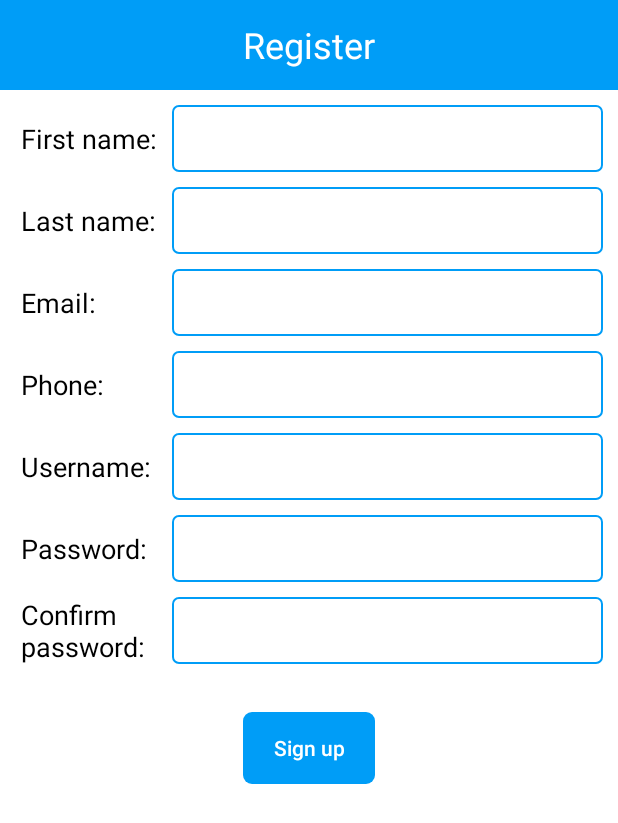
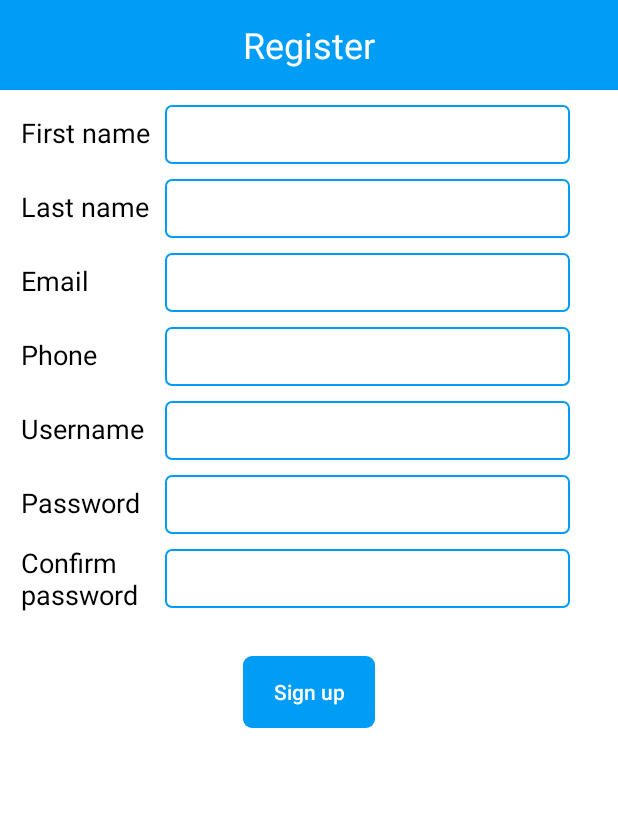
Before and after one commit to hoangsangnguyen/Financial_Manager, an Android app: the layout activity_sign_up.xml on its own in the app's theme, with its tools: preview values and no code run, on a phone screen of 412 x 824 dp. Shown: the top 823 px of the screen. Run offline under Robolectric (Android 15) with nearby library versions, the phone set to English and light mode, and no system bars.

Commit message:
Update Login and Sign up screens

```diff
--- a/FinancialManager/app/src/main/java/com/example/nhattruong/financialmanager/mvp/home/HomeContract.java
+++ b/FinancialManager/app/src/main/java/com/example/nhattruong/financialmanager/mvp/home/HomeContract.java
@@ -1,10 +1,6 @@
 package com.example.nhattruong.financialmanager.mvp.home;
 
 import com.example.nhattruong.financialmanager.base.IBaseView;
-
-/**
- * Created by nhattruong on 3/15/2018.
- */
 
 public interface HomeContract {
     interface View extends IBaseView{
--- a/FinancialManager/app/src/main/java/com/example/nhattruong/financialmanager/mvp/home/HomePresenter.java
+++ b/FinancialManager/app/src/main/java/com/example/nhattruong/financialmanager/mvp/home/HomePresenter.java
@@ -1,11 +1,6 @@
 package com.example.nhattruong.financialmanager.mvp.home;
 
 import com.example.nhattruong.financialmanager.base.BasePresenter;
-import com.example.nhattruong.financialmanager.base.IBaseView;
-
-/**
- * Created by nhattruong on 3/15/2018.
- */
 
 public class HomePresenter extends BasePresenter implements HomeContract.IPresenter {
     @Override
--- /dev/null
+++ b/FinancialManager/app/src/main/res/drawable/border_btn_blue_grey.xml
@@ -0,0 +1,16 @@
+<?xml version="1.0" encoding="utf-8"?>
+<selector xmlns:android="http://schemas.android.com/apk/res/android">
+    <item android:state_enabled="false">
+        <shape>
+            <corners android:radius="6dp" />
+            <solid android:color="@color/grey_divider" />
+        </shape>
+    </item>
+    <item android:state_enabled="true">
+        <shape>
+            <corners android:radius="6dp" />
+            <solid android:color="@color/blue_color" />
+        </shape>
+    </item>
+
+</selector>
--- /dev/null
+++ b/FinancialManager/app/src/main/res/drawable/color_grey_white_text.xml
@@ -0,0 +1,5 @@
+<?xml version="1.0" encoding="utf-8"?>
+<selector xmlns:android="http://schemas.android.com/apk/res/android">
+    <item android:color="@color/white_color" android:state_enabled="true" />
+    <item android:color="@color/black_color" android:state_enabled="false" />
+</selector>
--- a/FinancialManager/app/src/main/res/layout/activity_sign_up.xml
+++ b/FinancialManager/app/src/main/res/layout/activity_sign_up.xml
@@ -20,7 +20,7 @@
             android:layout_width="wrap_content"
             android:layout_height="wrap_content"
             android:layout_gravity="center"
-            android:text="Register"
+            android:text="@string/register"
             android:textColor="@color/white_color"
             android:textSize="24sp" />
     </FrameLayout>
@@ -29,79 +29,70 @@
         android:id="@+id/tv_first_name"
         android:layout_width="wrap_content"
         android:layout_height="wrap_content"
-        android:text="First name:"
+        android:layout_marginStart="@dimen/small_14dp"
+        android:layout_marginTop="@dimen/small_14dp"
+        android:text="@string/first_name"
         android:textColor="@color/black_color"
         android:textSize="@dimen/text_size_18sp"
-        app:layout_constraintTop_toBottomOf="@+id/frm_top"
+        app:layout_constraintBaseline_toBaselineOf="@+id/edt_first_name"
         app:layout_constraintLeft_toLeftOf="parent"
-        app:layout_constraintBaseline_toBaselineOf="@+id/edt_first_name"
-        android:layout_marginStart="@dimen/small_14dp"
-        android:layout_marginTop="@dimen/small_14dp"/>
+        app:layout_constraintTop_toBottomOf="@+id/frm_top" />
 
     <EditText
+        android:textSize="@dimen/default_text_size"
         android:id="@+id/edt_first_name"
-        android:layout_width="0dp"
-        android:layout_height="wrap_content"
-        android:padding="@dimen/small_10dp"
+        style="@style/edt_sign_up"
+        android:layout_marginStart="@dimen/small_10dp"
+        android:layout_marginEnd="@dimen/large"
         android:inputType="textNoSuggestions|text"
-        android:imeOptions="actionNext"
-        android:maxLines="1"
-        android:background="@drawable/border_white_corner_blue_text"
-        app:layout_constraintTop_toBottomOf="@+id/frm_top"
         app:layout_constraintLeft_toRightOf="@+id/tv_first_name"
         app:layout_constraintRight_toRightOf="parent"
-        android:layout_margin="@dimen/small_10dp"/>
+        app:layout_constraintTop_toBottomOf="@+id/frm_top"
+        tools:ignore="LabelFor" />
 
     <TextView
         android:id="@+id/tv_last_name"
         android:layout_width="wrap_content"
         android:layout_height="wrap_content"
+        android:text="@string/last_name"
         android:textColor="@color/black_color"
         android:textSize="@dimen/text_size_18sp"
-        android:text="Last name:"
         app:layout_constraintBaseline_toBaselineOf="@+id/edt_last_name"
         app:layout_constraintLeft_toLeftOf="@+id/tv_first_name"
         app:layout_constraintTop_toBottomOf="@+id/tv_first_name" />
 
     <EditText
         android:id="@+id/edt_last_name"
-        android:layout_width="0dp"
-        android:layout_height="wrap_content"
-        android:padding="@dimen/small_10dp"
-        android:maxLines="1"
-        android:background="@drawable/border_white_corner_blue_text"
-        app:layout_constraintTop_toBottomOf="@+id/edt_first_name"
+        style="@style/edt_sign_up"
+        android:inputType="text|textNoSuggestions"
         app:layout_constraintLeft_toLeftOf="@+id/edt_first_name"
         app:layout_constraintRight_toRightOf="@+id/edt_first_name"
-        android:layout_marginTop="@dimen/small_10dp"/>
+        app:layout_constraintTop_toBottomOf="@+id/edt_first_name"
+        tools:ignore="LabelFor" />
 
     <TextView
         android:layout_width="wrap_content"
         android:layout_height="wrap_content"
-        android:paddingEnd="@dimen/small_10dp"
-        android:text="Email:"
+        android:text="@string/email"
+        android:textColor="@color/black_color"
         android:textSize="@dimen/text_size_18sp"
-        android:textColor="@color/black_color"
         app:layout_constraintBaseline_toBaselineOf="@+id/edt_email"
-        app:layout_constraintTop_toBottomOf="@+id/tv_last_name"
-        app:layout_constraintLeft_toLeftOf="@+id/tv_first_name" />
+        app:layout_constraintLeft_toLeftOf="@+id/tv_first_name"
+        app:layout_constraintTop_toBottomOf="@+id/tv_last_name" />
 
     <EditText
         android:id="@+id/edt_email"
-        android:layout_width="0dp"
-        android:layout_height="wrap_content"
-        android:padding="@dimen/small_10dp"
-        android:maxLines="1"
-        android:background="@drawable/border_white_corner_blue_text"
+        style="@style/edt_sign_up"
+        android:inputType="textEmailAddress"
+        app:layout_constraintLeft_toLeftOf="@+id/edt_first_name"
         app:layout_constraintRight_toRightOf="@+id/edt_first_name"
-        app:layout_constraintLeft_toLeftOf="@+id/edt_first_name"
         app:layout_constraintTop_toBottomOf="@+id/edt_last_name"
-        android:layout_marginTop="@dimen/small_10dp"/>
+        tools:ignore="LabelFor" />
 
     <TextView
         android:layout_width="wrap_content"
         android:layout_height="wrap_content"
-        android:text="Phone:"
+        android:text="@string/phone"
         android:textColor="@color/black_color"
         android:textSize="@dimen/text_size_18sp"
         app:layout_constraintBaseline_toBaselineOf="@+id/edt_phone"
@@ -110,87 +101,92 @@
 
     <EditText
         android:id="@+id/edt_phone"
-        android:layout_width="0dp"
-        android:layout_height="wrap_content"
-        android:padding="@dimen/small_10dp"
-        android:background="@drawable/border_white_corner_blue_text"
+        style="@style/edt_sign_up"
+        android:inputType="phone"
         app:layout_constraintLeft_toLeftOf="@+id/edt_first_name"
         app:layout_constraintRight_toRightOf="@+id/edt_first_name"
         app:layout_constraintTop_toBottomOf="@+id/edt_email"
-        android:layout_marginTop="@dimen/small_10dp"/>
+        tools:ignore="LabelFor" />
 
     <TextView
         android:layout_width="wrap_content"
         android:layout_height="wrap_content"
+        android:text="@string/username"
+        android:textColor="@color/black_color"
         android:textSize="@dimen/text_size_18sp"
-        android:textColor="@color/black_color"
-        android:text="Username:"
         app:layout_constraintBaseline_toBaselineOf="@+id/edt_username"
-        app:layout_constraintTop_toBottomOf="@+id/edt_phone"
-        app:layout_constraintLeft_toLeftOf="@+id/tv_first_name"/>
+        app:layout_constraintLeft_toLeftOf="@+id/tv_first_name"
+        app:layout_constraintTop_toBottomOf="@+id/edt_phone" />
 
     <EditText
         android:id="@+id/edt_username"
-        android:layout_width="0dp"
-        android:layout_height="wrap_content"
-        android:padding="@dimen/small_10dp"
-        android:background="@drawable/border_white_corner_blue_text"
-        app:layout_constraintTop_toBottomOf="@+id/edt_phone"
+        style="@style/edt_sign_up"
+        android:inputType="text|textNoSuggestions"
         app:layout_constraintLeft_toLeftOf="@+id/edt_first_name"
         app:layout_constraintRight_toRightOf="@+id/edt_first_name"
-        android:layout_marginTop="@dimen/small_10dp"/>
+        app:layout_constraintTop_toBottomOf="@+id/edt_phone"
+        tools:ignore="LabelFor" />
 
     <TextView
         android:layout_width="wrap_content"
         android:layout_height="wrap_content"
-        android:text="Password:"
+        android:text="@string/password"
         android:textColor="@color/black_color"
         android:textSize="@dimen/text_size_18sp"
         app:layout_constraintBaseline_toBaselineOf="@+id/edt_password"
-        app:layout_constraintTop_toBottomOf="@+id/edt_username"
-        app:layout_constraintLeft_toLeftOf="@+id/tv_first_name"/>
+        app:layout_constraintLeft_toLeftOf="@+id/tv_first_name"
+        app:layout_constraintTop_toBottomOf="@+id/edt_username" />
 
     <EditText
         android:id="@+id/edt_password"
-        android:layout_width="0dp"
-        android:layout_height="wrap_content"
-        android:padding="@dimen/small_10dp"
-        android:background="@drawable/border_white_corner_blue_text"
-        app:layout_constraintTop_toBottomOf="@+id/edt_username"
+        style="@style/edt_sign_up"
+        android:inputType="textPassword"
         app:layout_constraintLeft_toLeftOf="@+id/edt_first_name"
         app:layout_constraintRight_toRightOf="@+id/edt_first_name"
-        android:layout_marginTop="@dimen/small_10dp" />
+        app:layout_constraintTop_toBottomOf="@+id/edt_username"
+        tools:ignore="LabelFor" />
 
     <TextView
         android:layout_width="wrap_content"
         android:layout_height="wrap_content"
-        android:text="Confirm\npassword:"
+        android:text="@string/confirm_password"
         android:textColor="@color/black_color"
         android:textSize="@dimen/text_size_18sp"
-        app:layout_constraintTop_toTopOf="@+id/edt_confirm_password"
+        app:layout_constraintBottom_toBottomOf="@+id/edt_confirm_password"
         app:layout_constraintLeft_toLeftOf="@+id/tv_first_name"
-        app:layout_constraintBottom_toBottomOf="@+id/edt_confirm_password"/>
+        app:layout_constraintTop_toTopOf="@+id/edt_confirm_password" />
 
     <EditText
         android:id="@+id/edt_confirm_password"
-        android:layout_width="0dp"
-        android:layout_height="wrap_content"
-        android:padding="@dimen/small_10dp"
-        android:background="@drawable/border_white_corner_blue_text"
-        app:layout_constraintTop_toBottomOf="@+id/edt_password"
+        style="@style/edt_sign_up"
+        android:inputType="textPassword"
         app:layout_constraintLeft_toLeftOf="@+id/edt_first_name"
         app:layout_constraintRight_toRightOf="@+id/edt_first_name"
-        android:layout_marginTop="@dimen/small_10dp" />
+        app:layout_constraintTop_toBottomOf="@+id/edt_password"
+        tools:ignore="LabelFor" />
 
-    <Button
+    <ImageView
+        android:id="@+id/iv_tick"
+        android:contentDescription="@null"
         android:layout_width="wrap_content"
         android:layout_height="wrap_content"
-        android:text="Sign up"
+        android:src="@drawable/ic_tick"
+        android:background="@color/transparent"
+        app:layout_constraintTop_toTopOf="@+id/edt_confirm_password"
+        app:layout_constraintBottom_toBottomOf="@+id/edt_confirm_password"
+        app:layout_constraintLeft_toRightOf="@+id/edt_confirm_password"
+        android:layout_marginStart="@dimen/small_8dp"
+        android:visibility="gone"/>
+    <Button
+        android:id="@+id/btn_sign_up"
+        android:layout_width="wrap_content"
+        android:layout_height="wrap_content"
+        android:layout_marginTop="@dimen/large"
+        android:background="@drawable/border_btn_blue_grey"
+        android:text="@string/sign_up"
         android:textAllCaps="false"
-        app:layout_constraintTop_toBottomOf="@+id/edt_confirm_password"
+        android:textColor="@drawable/color_grey_white_text"
         app:layout_constraintLeft_toLeftOf="parent"
         app:layout_constraintRight_toRightOf="parent"
-        android:layout_marginTop="@dimen/large"
-        android:textColor="@color/white_color"
-        android:background="@drawable/border_blue_text"/>
+        app:layout_constraintTop_toBottomOf="@+id/edt_confirm_password" />
 </android.support.constraint.ConstraintLayout>
--- a/FinancialManager/app/src/main/res/values/strings.xml
+++ b/FinancialManager/app/src/main/res/values/strings.xml
@@ -13,4 +13,10 @@
     <string name="username">Username</string>
     <string name="success">Success</string>
     <string name="failed">Failed</string>
+    <string name="confirm_password">Confirm\npassword</string>
+    <string name="phone">Phone</string>
+    <string name="email">Email</string>
+    <string name="last_name">Last name</string>
+    <string name="first_name">First name</string>
+    <string name="register">Register</string>
 </resources>
--- a/FinancialManager/app/src/main/res/values/styles.xml
+++ b/FinancialManager/app/src/main/res/values/styles.xml
@@ -41,4 +41,15 @@
         <item name="android:windowAnimationStyle">@style/FullscreenDialogAnimation</item>
     </style>
 
+    <style name="edt_sign_up">
+        <item name="android:layout_height">wrap_content</item>
+        <item name="android:layout_width">0dp</item>
+        <item name="android:background">@drawable/border_white_corner_blue_text</item>
+        <item name="android:padding">@dimen/small_10dp</item>
+        <item name="android:layout_marginTop">@dimen/small_10dp</item>
+        <item name="android:maxLines">1</item>
+        <item name="android:imeOptions">actionNext</item>
+        <item name="android:textSize">@dimen/default_text_size</item>
+    </style>
+
 </resources>
```
Also changed, not shown: FinancialManager/app/src/main/java/com/example/nhattruong/financialmanager/interactor/api/ApiManager.java (+22 -0 lines), FinancialManager/app/src/main/java/com/example/nhattruong/financialmanager/interactor/api/network/ApiServices.java (+8 -1 lines), FinancialManager/app/src/main/java/com/example/nhattruong/financialmanager/interactor/api/request/SignUpRequest.java (added, +83 -0 lines), FinancialManager/app/src/main/java/com/example/nhattruong/financialmanager/interactor/api/response/UserResponse.java (added, +11 -0 lines), FinancialManager/app/src/main/java/com/example/nhattruong/financialmanager/model/User.java (added, +104 -0 lines), FinancialManager/app/src/main/java/com/example/nhattruong/financialmanager/mvp/login/LoginActivity.java (+24 -7 lines), FinancialManager/app/src/main/java/com/example/nhattruong/financialmanager/mvp/signup/SignUpActivity.java (+94 -1 lines), FinancialManager/app/src/main/java/com/example/nhattruong/financialmanager/mvp/signup/SignUpContract.java (+8 -3 lines), FinancialManager/app/src/main/java/com/example/nhattruong/financialmanager/mvp/signup/SignUpPresenter.java (+23 -2 lines), FinancialManager/app/src/main/res/drawable-xhdpi/ic_tick.png (added).
